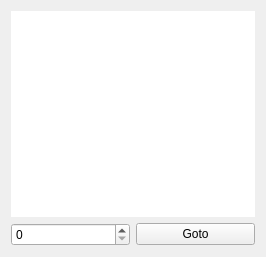
Above: ui/RotatorWidget.ui from k5mcd/QLog before the change. Below: the same form after it.
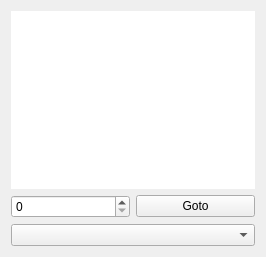
That is the form after the change.

Commit message: Rot: Added possibility to change Rot Profile

Patch:
```diff
--- a/ui/RotatorWidget.ui
+++ b/ui/RotatorWidget.ui
@@ -51,6 +51,9 @@
      </item>
     </layout>
    </item>
+   <item>
+    <widget class="QComboBox" name="rotProfileCombo"/>
+   </item>
   </layout>
  </widget>
  <resources/>
```
Left out of the diff: 17 changed lines with no effect on the pictures. The commit also changes 3 other files.
